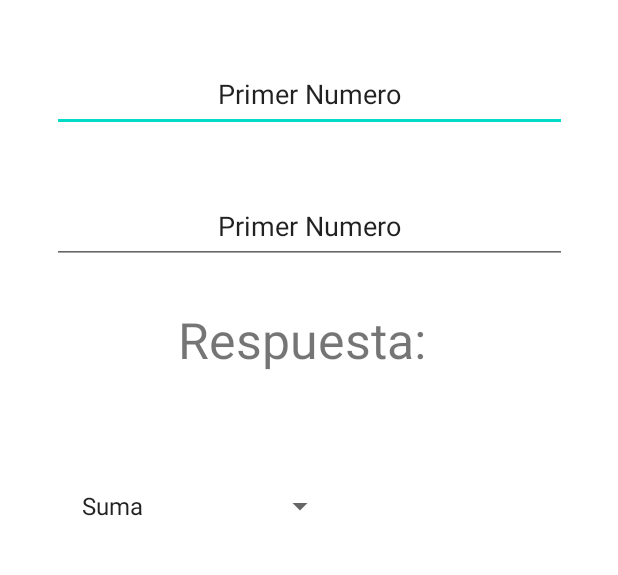
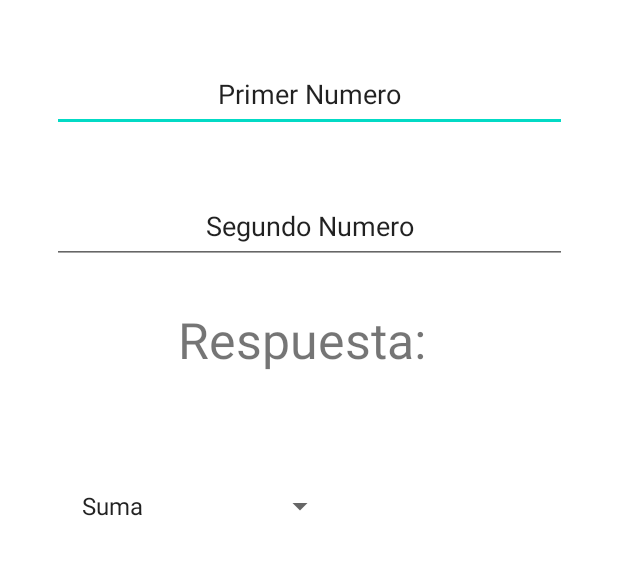
Before and after one commit to Michi1923/Programacion-II, an Android app: the screen it shows after launch (MainActivity), on a phone screen of 412 x 824 dp, the part 201-776 px from its top. Run offline under Robolectric (Android 15) with nearby library versions, the phone set to English and light mode, and no system bars.

Commit message:
Calculadora Basic

```diff
--- a/app/src/main/res/layout/activity_main.xml
+++ b/app/src/main/res/layout/activity_main.xml
@@ -49,7 +49,7 @@
         android:layout_width="343dp"
         android:layout_height="48dp"
         android:layout_marginTop="40dp"
-        android:text="Primer Numero"
+        android:text="Segundo Numero"
         android:textAlignment="center"
         app:layout_constraintEnd_toEndOf="parent"
         app:layout_constraintStart_toStartOf="parent"
```
